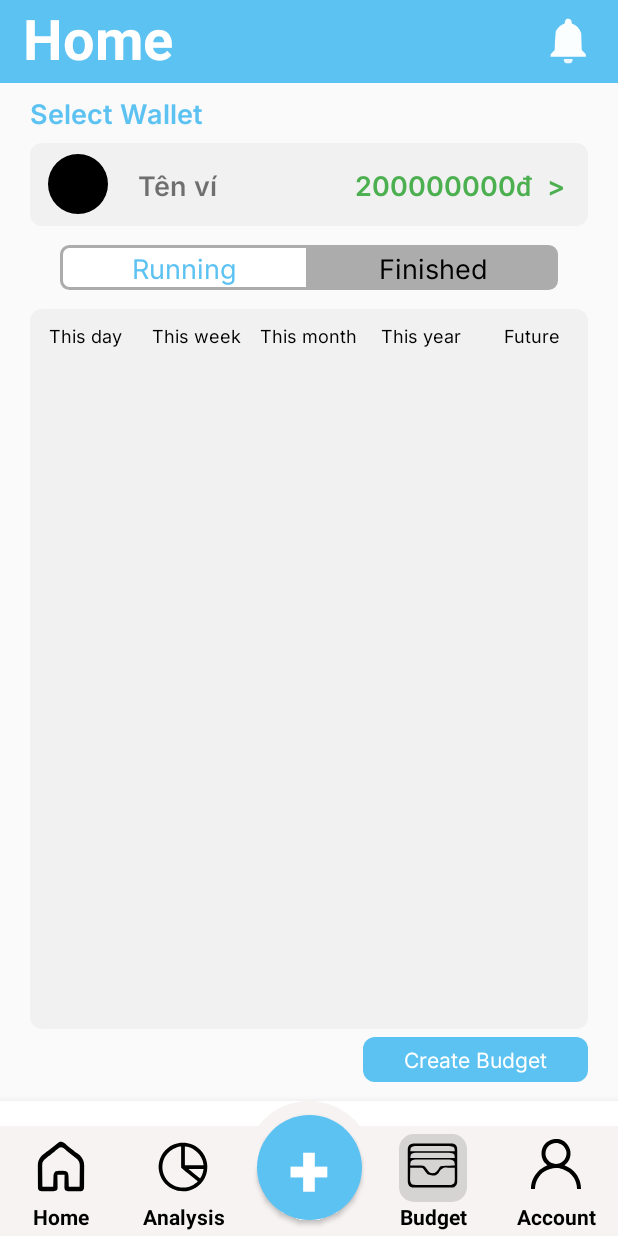
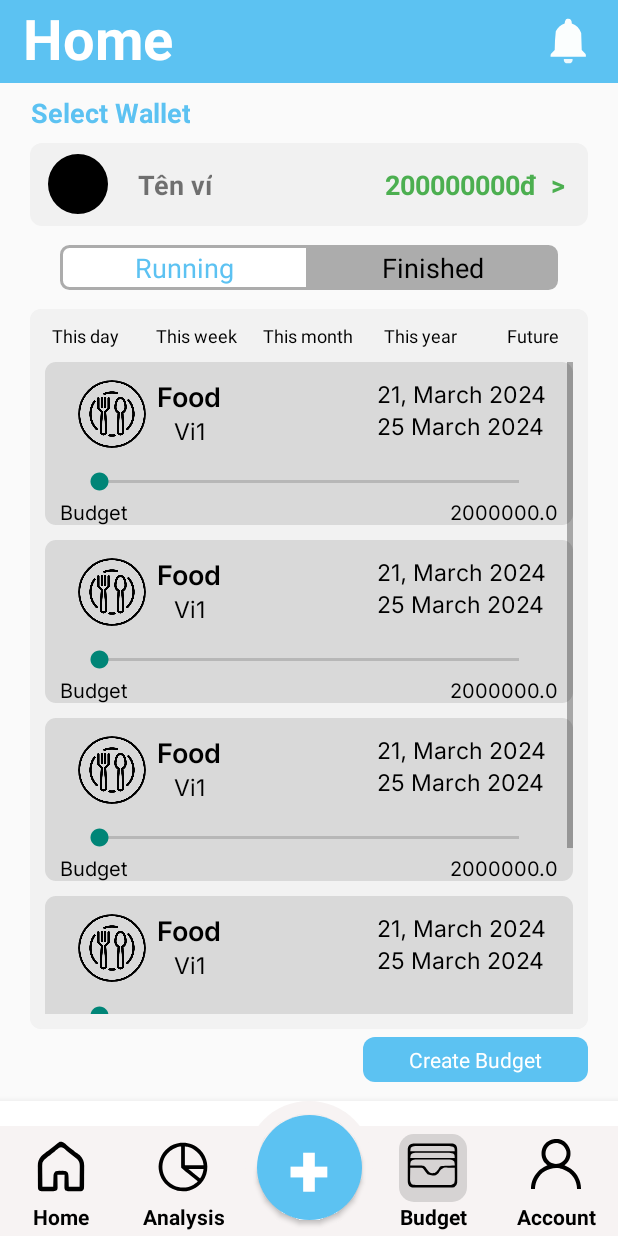
Before and after one commit to NDHunq/SE114_QLCT, an Android app: the screen it shows after launch (MainActivity), after a tap on "Budget", on a phone screen of 412 x 824 dp. Run offline under Robolectric (Android 15) with nearby library versions, the light colour scheme and no system bars.

Commit message:
Done UI of Budget tab

```diff
--- /dev/null
+++ b/app/src/main/java/com/example/qlct/Budget.java
@@ -0,0 +1,79 @@
+package com.example.qlct;
+
+import android.media.Image;
+
+public class Budget {
+    private String category;
+    private String vi;
+    private double max_money;
+    private double curent_money;
+    private String fromDate;
+    private String toDate;
+    private int Image;
+
+    public Budget(String category, String vi, double max_money, double curent_money, String fromDate, String toDate, int image) {
+        this.category = category;
+        this.vi = vi;
+        this.max_money = max_money;
+        this.curent_money = curent_money;
+        this.fromDate = fromDate;
+        this.toDate = toDate;
+        Image = image;
+    }
+
+    public String getCategory() {
+        return category;
+    }
+
+    public void setCategory(String category) {
+        this.category = category;
+    }
+
+    public String getVi() {
+        return vi;
+    }
+
+    public void setVi(String vi) {
+        this.vi = vi;
+    }
+
+    public double getMax_money() {
+        return max_money;
+    }
+
+    public void setMax_money(double max_money) {
+        this.max_money = max_money;
+    }
+
+    public double getCurent_money() {
+        return curent_money;
+    }
+
+    public void setCurent_money(double curent_money) {
+        this.curent_money = curent_money;
+    }
+
+    public String getFromDate() {
+        return fromDate;
+    }
+
+    public void setFromDate(String fromDate) {
+        this.fromDate = fromDate;
+    }
+
+    public String getToDate() {
+        return toDate;
+    }
+
+    public void setToDate(String toDate) {
+        this.toDate = toDate;
+    }
+
+    public int getImage() {
+        return Image;
+    }
+
+    public void setImage(int image) {
+        Image = image;
+    }
+}
--- /dev/null
+++ b/app/src/main/java/com/example/qlct/BudgetRunningFragment.java
@@ -0,0 +1,61 @@
+package com.example.qlct;
+
+import android.os.Bundle;
+
+import androidx.fragment.app.Fragment;
+
+import android.view.LayoutInflater;
+import android.view.View;
+import android.view.ViewGroup;
+import android.widget.ListView;
+
+import java.util.ArrayList;
+import java.util.List;
+
+public class BudgetRunningFragment extends Fragment {
+    private static final String ARG_PARAM1 = "param1";
+    private static final String ARG_PARAM2 = "param2";
+    private String mParam1;
+    private String mParam2;
+    ListView listView;
+    List<Budget> list;
+
+    public BudgetRunningFragment() {
+    }
+    public static BudgetRunningFragment newInstance(String param1, String param2) {
+        BudgetRunningFragment fragment = new BudgetRunningFragment();
+        Bundle args = new Bundle();
+        args.putString(ARG_PARAM1, param1);
+        args.putString(ARG_PARAM2, param2);
+        fragment.setArguments(args);
+        return fragment;
+    }
+    @Override
+    public void onCreate(Bundle savedInstanceState) {
+        super.onCreate(savedInstanceState);
+        if (getArguments() != null) {
+            mParam1 = getArguments().getString(ARG_PARAM1);
+            mParam2 = getArguments().getString(ARG_PARAM2);
+        }
+    }
+    @Override
+    public View onCreateView(LayoutInflater inflater, ViewGroup container,
+                             Bundle savedInstanceState) {
+        // Inflate the layout for this fragment
+        View view =inflater.inflate(R.layout.fragment_budget_running, container, false);
+        listView=view.findViewById(R.id.listviewRunning);
+        Anhxa();
+        Budget_adapter adapter=new Budget_adapter(getContext(),R.layout.budget_list_item,list);
+        listView.setAdapter(adapter);
+        return view;
+    }
+    void Anhxa(){
+        list=new ArrayList<>();
+        list.add(new Budget("Food","Vi1",2000000,5000,"21, March 2024","25 March 2024",R.drawable.dish));
+        list.add(new Budget("Food","Vi1",2000000,5000,"21, March 2024","25 March 2024",R.drawable.dish));
+        list.add(new Budget("Food","Vi1",2000000,5000,"21, March 2024","25 March 2024",R.drawable.dish));
+        list.add(new Budget("Food","Vi1",2000000,5000,"21, March 2024","25 March 2024",R.drawable.dish));
+        list.add(new Budget("Food","Vi1",2000000,5000,"21, March 2024","25 March 2024",R.drawable.dish));
+
+    }
+}
--- /dev/null
+++ b/app/src/main/java/com/example/qlct/Budget_adapter.java
@@ -0,0 +1,61 @@
+package com.example.qlct;
+
+import android.content.Context;
+import android.view.LayoutInflater;
+import android.view.View;
+import android.view.ViewGroup;
+import android.widget.BaseAdapter;
+import android.widget.ImageView;
+import android.widget.TextView;
+
+import java.util.List;
+
+public class Budget_adapter extends BaseAdapter {
+    private Context context;
+    private int layout;
+    private List<Budget> listBudget;
+
+    public Budget_adapter(Context context, int layout, List<Budget> listBudget) {
+        this.context = context;
+        this.layout = layout;
+        this.listBudget = listBudget;
+    }
+
+    @Override
+    public int getCount() {
+        return listBudget.size();
+    }
+
+    @Override
+    public Object getItem(int position) {
+        return null;
+    }
+
+    @Override
+    public long getItemId(int position) {
+        return 0;
+    }
+
+    @Override
+    public View getView(int position, View convertView, ViewGroup parent) {
+        LayoutInflater inflater= (LayoutInflater) context.getSystemService(Context.LAYOUT_INFLATER_SERVICE);
+        convertView=inflater.inflate(layout,null);
+        //ánh xạ view
+        ImageView image=convertView.findViewById(R.id.image);
+        TextView category=convertView.findViewById(R.id.category);
+        TextView vi=convertView.findViewById(R.id.vi);
+        TextView fromday=convertView.findViewById(R.id.fromday);
+        TextView today=convertView.findViewById(R.id.today);
+        TextView maxmoney=convertView.findViewById(R.id.maxmoney);
+        //gán giá trị
+        Budget budget=listBudget.get(position);
+        image.setImageResource(budget.getImage());
+        category.setText(budget.getCategory());
+        vi.setText(budget.getVi());
+        fromday.setText(budget.getFromDate());
+        today.setText(budget.getToDate());
+        maxmoney.setText( String.valueOf(budget.getMax_money()));
+
+        return convertView;
+    }
+}
--- a/app/src/main/java/com/example/qlct/Budget_fragment.java
+++ b/app/src/main/java/com/example/qlct/Budget_fragment.java
@@ -1,21 +1,30 @@
 package com.example.qlct;
+
+import static com.example.qlct.R.drawable.background_bo_phai;
+import static com.example.qlct.R.drawable.background_bo_trai;
 
 import android.annotation.SuppressLint;
 import android.content.Intent;
+import android.content.res.ColorStateList;
+import android.graphics.Color;
 import android.os.Bundle;
 
+import androidx.appcompat.widget.TintInfo;
 import androidx.fragment.app.Fragment;
+import androidx.fragment.app.FragmentManager;
+import androidx.fragment.app.FragmentTransaction;
 
 import android.view.LayoutInflater;
 import android.view.View;
 import android.view.ViewGroup;
+import android.widget.FrameLayout;
 import android.widget.TextView;
 public class Budget_fragment extends Fragment {
     private static final String ARG_PARAM1 = "param1";
     private static final String ARG_PARAM2 = "param2";
     private String mParam1;
     private String mParam2;
-    private TextView create_bud_butt;
+    private TextView create_bud_butt, running, finish;
 
     public Budget_fragment() {
         // Required empty public constructor
@@ -42,13 +51,54 @@ public class Budget_fragment extends Fragment {
                              Bundle savedInstanceState) {
         View view=inflater.inflate(R.layout.fragment_budget_fragment, container, false);
         create_bud_butt=view.findViewById(R.id.create_bud_butt);
+        running=view.findViewById(R.id.running);
+        finish=view.findViewById(R.id.finish);
         create_bud_butt.setOnClickListener(new View.OnClickListener() {
             @Override
             public void onClick(View v) {
                 getActivity().startActivity(new Intent(getActivity(),AddBudget.class));
             }
+        });
+        FragmentManager fragmentManager=getChildFragmentManager();
+        FragmentTransaction transaction=fragmentManager.beginTransaction();
+        Fragment child=new BudgetRunningFragment();
+        transaction.replace(R.id.budget_container,child);
+        transaction.commit();
+        running.setOnClickListener(new View.OnClickListener() {
+            @Override
+            public void onClick(View v) {
+                running.setBackgroundTintList(null);
+                running.setBackgroundResource(background_bo_trai);
+                finish.setBackgroundResource(background_bo_phai);
+                finish.setBackgroundTintList(ColorStateList.valueOf(Color.parseColor("#ACACAC")));
+                running.setTextColor(Color.parseColor("#1EABED"));
+                finish.setTextColor(Color.BLACK);
 
+                FragmentManager fragmentManager2=getChildFragmentManager();
+                FragmentTransaction transaction2=fragmentManager2.beginTransaction();
+                Fragment child1=new BudgetRunningFragment();
+                transaction2.replace(R.id.budget_container,child1);
+                transaction2.commit();
+            }
         });
+        finish.setOnClickListener(new View.OnClickListener() {
+            @Override
+            public void onClick(View v) {
+                running.setBackgroundResource(background_bo_trai);
+                finish.setBackgroundTintList(null);
+                finish.setBackgroundResource(background_bo_phai);
+                running.setBackgroundTintList(ColorStateList.valueOf(Color.parseColor("#ACACAC")));
+                finish.setTextColor(Color.parseColor("#1EABED"));
+                running.setTextColor(Color.BLACK);
+
+                FragmentManager fragmentManager3=getChildFragmentManager();
+                FragmentTransaction transaction3=fragmentManager3.beginTransaction();
+                Fragment child2=new BudgetFinishFragment();
+                transaction3.replace(R.id.budget_container,child2);
+                transaction3.commit();
+            }
+        });
+
         return view;
     }
 }
--- /dev/null
+++ b/app/src/main/res/drawable/background_item.xml
@@ -0,0 +1,9 @@
+<?xml version="1.0" encoding="utf-8"?>
+<shape xmlns:android="http://schemas.android.com/apk/res/android"  android:shape="rectangle">
+    <corners android:radius="7dp">
+
+    </corners>
+    <solid android:color="#D9D9D9">
+
+    </solid>
+</shape>
--- /dev/null
+++ b/app/src/main/res/layout/budget_list_item.xml
@@ -0,0 +1,132 @@
+<?xml version="1.0" encoding="utf-8"?>
+<LinearLayout xmlns:android="http://schemas.android.com/apk/res/android"
+    xmlns:app="http://schemas.android.com/apk/res-auto"
+    android:orientation="vertical"
+    android:layout_width="match_parent"
+    android:layout_height="match_parent"
+    android:background="@drawable/background_item"
+    android:layout_marginBottom="10dp">
+    <LinearLayout
+        android:layout_width="match_parent"
+        android:layout_height="50dp"
+        android:layout_margin="10dp">
+        <com.google.android.material.imageview.ShapeableImageView
+            android:id="@+id/image"
+            android:layout_width="45dp"
+            android:layout_height="45dp"
+            app:shapeAppearanceOverlay="@style/circle"
+            android:src="@color/black"
+            android:layout_gravity="center"
+            android:layout_marginLeft="12dp">
+
+        </com.google.android.material.imageview.ShapeableImageView>
+
+        <LinearLayout
+            android:layout_width="wrap_content"
+            android:layout_height="match_parent"
+            android:layout_marginLeft="7dp"
+            android:orientation="vertical">
+
+            <TextView
+                android:id="@+id/category"
+                android:layout_width="wrap_content"
+                android:layout_height="wrap_content"
+                android:layout_gravity="center"
+                android:fontFamily="@font/inter_semibold"
+                android:text="Food"
+                android:textColor="@color/black"
+                android:textSize="18dp">
+
+            </TextView>
+            <TextView
+                android:id="@+id/vi"
+                android:layout_width="wrap_content"
+                android:layout_height="wrap_content"
+                android:layout_gravity="center"
+                android:fontFamily="@font/inter"
+                android:text="Ten vi"
+                android:textColor="@color/black"
+                android:textSize="15dp">
+
+            </TextView>
+        </LinearLayout>
+        <RelativeLayout
+            android:layout_width="match_parent"
+            android:layout_height="match_parent">
+            <LinearLayout
+
+                android:layout_width="wrap_content"
+                android:layout_height="match_parent"
+                android:layout_marginEnd="7dp"
+                android:layout_alignParentRight="true"
+                android:orientation="vertical">
+
+                <TextView
+                    android:id="@+id/fromday"
+                    android:layout_width="wrap_content"
+                    android:layout_height="wrap_content"
+                    android:layout_gravity="left"
+                    android:fontFamily="@font/inter"
+                    android:text="Today, 21 March 2024"
+                    android:textColor="@color/black"
+                    android:textSize="15dp">
+
+                </TextView>
+                <TextView
+                    android:id="@+id/today"
+                    android:layout_width="wrap_content"
+                    android:layout_height="wrap_content"
+                    android:layout_gravity="left"
+                    android:fontFamily="@font/inter"
+                    android:text="-Tuesday 26, March 2024"
+                    android:textColor="@color/black"
+                    android:textSize="15dp">
+
+                </TextView>
+            </LinearLayout>
+        </RelativeLayout>
+
+    </LinearLayout>
+    <LinearLayout
+        android:layout_width="match_parent"
+        android:layout_height="wrap_content"
+        android:orientation="vertical"
+        android:layout_marginLeft="10dp"
+        android:layout_marginRight="10dp">
+        <SeekBar
+            android:layout_width="match_parent"
+            android:layout_height="20dp"
+            android:layout_marginStart="10dp"
+            android:layout_marginEnd="10dp"
+           >
+
+        </SeekBar>
+        <RelativeLayout
+            android:layout_width="match_parent"
+            android:layout_height="wrap_content"
+            >
+            <TextView
+                android:layout_width="wrap_content"
+                android:layout_height="wrap_content"
+                android:layout_gravity="center"
+                android:fontFamily="@font/inter"
+                android:text="Budget"
+                android:textColor="@color/black"
+                android:textSize="13dp">
+
+            </TextView>
+            <TextView
+                android:id="@+id/maxmoney"
+                android:layout_width="wrap_content"
+                android:layout_height="wrap_content"
+                android:layout_gravity="center"
+                android:fontFamily="@font/inter"
+                android:text="2000000 đ"
+                android:layout_alignParentRight="true"
+                android:textColor="@color/black"
+                android:textSize="13dp">
+
+            </TextView>
+        </RelativeLayout>
+    </LinearLayout>
+</LinearLayout>
--- a/app/src/main/res/layout/fragment_budget_fragment.xml
+++ b/app/src/main/res/layout/fragment_budget_fragment.xml
@@ -41,7 +41,8 @@
             android:layout_height="40dp"
             android:text="Select Wallet"
             android:textColor="@color/xanhnen"
-            android:fontFamily="@font/inter_semibold"
+
+            android:textStyle="bold"
             android:gravity="center"
             android:layout_marginStart="20dp"
             android:textSize="18dp">
@@ -69,7 +70,7 @@
                 android:text="Tên ví"
                 android:layout_marginLeft="20dp"
                 android:textSize="18dp"
-                android:fontFamily="@font/inter_semibold">
+                android:textStyle="bold">
 
             </TextView>
             <TextView
@@ -80,7 +81,7 @@
                 android:text="200000000đ  >"
                 android:textColor="#4CAF50"
                 android:textSize="18dp"
-                android:fontFamily="@font/inter_semibold">
+               android:textStyle="bold">
 
             </TextView>
         </LinearLayout>
@@ -90,6 +91,8 @@
             android:layout_marginStart="40dp"
             android:layout_marginEnd="40dp">
             <TextView
+                android:onClick="AddFragment"
+                android:id="@+id/running"
                 android:layout_width="0dp"
                 android:layout_height="30dp"
                 android:layout_weight="1"
@@ -98,10 +101,12 @@
                 android:background="@drawable/background_bo_trai"
                 android:textSize="18dp"
                 android:textColor="@color/xanhnen"
-                android:fontFamily="@font/inter"
+
                 android:gravity="center">
             </TextView>
             <TextView
+                android:onClick="AddFragment"
+                android:id="@+id/finish"
                 android:layout_width="0dp"
                 android:layout_height="30dp"
                 android:layout_weight="1"
@@ -111,71 +116,25 @@
                 android:backgroundTint="#ACACAC"
                 android:textSize="18dp"
                 android:textColor="@color/black"
-                android:fontFamily="@font/inter"
+
                 android:gravity="center">
             </TextView>
         </LinearLayout>
         <LinearLayout
             android:layout_width="match_parent"
             android:layout_height="0dp"
+            android:orientation="vertical"
             android:layout_weight="10"
             android:layout_marginStart="20dp"
             android:layout_marginEnd="20dp"
             android:background="@drawable/gred_backgound">
-            <LinearLayout
+
+            <FrameLayout
+                android:id="@+id/budget_container"
                 android:layout_width="match_parent"
-                android:layout_height="35dp">
-                <TextView
-                    android:layout_width="0dp"
-                    android:layout_weight="1"
-                    android:text="This day"
-                    android:gravity="center"
-                    android:textColor="@color/black"
-                    android:fontFamily="@font/inter"
-                    android:textSize="12dp"
-                    android:layout_height="match_parent">
-                </TextView>
-                <TextView
-                    android:layout_width="0dp"
-                    android:layout_weight="1"
-                    android:text="This week"
-                    android:gravity="center"
-                    android:textColor="@color/black"
-                    android:fontFamily="@font/inter"
-                    android:textSize="12dp"
-                    android:layout_height="match_parent">
-                </TextView>
-                <TextView
-                    android:layout_width="0dp"
-                    android:layout_weight="1"
-                    android:text="This month"
-                    android:textSize="12dp"
-                    android:gravity="center"
-                    android:textColor="@color/black"
-                    android:fontFamily="@font/inter"
-                    android:layout_height="match_parent">
-                </TextView>
-                <TextView
-                    android:layout_width="0dp"
-                    android:layout_weight="1"
-                    android:text="This year"
-                    android:textColor="@color/black"
-                    android:gravity="center"
-                    android:fontFamily="@font/inter"
-                    android:textSize="12dp"
-                    android:layout_height="match_parent">
-                </TextView>
-                <TextView
-                    android:layout_width="0dp"
-                    android:layout_weight="1"
-                    android:text="Future"
-                    android:textSize="12dp"
-                    android:textColor="@color/black"
-                    android:gravity="center"
-                    android:fontFamily="@font/inter"
-                    android:layout_height="match_parent">
-                </TextView>
-            </LinearLayout>
+                android:layout_height="match_parent">
+
+            </FrameLayout>
 
         </LinearLayout>
         <RelativeLayout
@@ -190,7 +149,7 @@
                 android:layout_marginEnd="20dp"
                 android:gravity="center"
                 android:text="Create Budget"
-                android:fontFamily="@font/inter"
+
                 android:textColor="@color/white"
                 android:layout_marginTop="5dp"
                 android:background="@drawable/gred_backgound"
--- /dev/null
+++ b/app/src/main/res/layout/fragment_budget_running.xml
@@ -0,0 +1,83 @@
+<?xml version="1.0" encoding="utf-8"?>
+<FrameLayout xmlns:android="http://schemas.android.com/apk/res/android"
+    xmlns:tools="http://schemas.android.com/tools"
+    android:layout_width="match_parent"
+    android:layout_height="match_parent"
+    tools:context=".BudgetRunningFragment"
+    android:background="@drawable/background_item"
+    android:backgroundTint="#F2F2F2">
+
+    <!-- TODO: Update blank fragment layout -->
+    <LinearLayout
+        android:layout_width="match_parent"
+        android:layout_height="match_parent"
+        android:orientation="vertical">
+
+        <LinearLayout
+            android:layout_width="match_parent"
+            android:layout_height="35dp">
+            <TextView
+                android:layout_width="0dp"
+                android:layout_weight="1"
+                android:text="This day"
+                android:gravity="center"
+                android:textColor="@color/black"
+
+                android:textSize="12dp"
+                android:layout_height="match_parent">
+            </TextView>
+            <TextView
+                android:layout_width="0dp"
+                android:layout_weight="1"
+                android:text="This week"
+                android:gravity="center"
+                android:textColor="@color/black"
+
+                android:textSize="12dp"
+                android:layout_height="match_parent">
+            </TextView>
+            <TextView
+                android:layout_width="0dp"
+                android:layout_weight="1"
+                android:text="This month"
+                android:textSize="12dp"
+                android:gravity="center"
+                android:textColor="@color/black"
+
+                android:layout_height="match_parent">
+            </TextView>
+            <TextView
+                android:layout_width="0dp"
+                android:layout_weight="1"
+                android:text="This year"
+                android:textColor="@color/black"
+                android:gravity="center"
+
+                android:textSize="12dp"
+                android:layout_height="match_parent">
+            </TextView>
+            <TextView
+                android:layout_width="0dp"
+                android:layout_weight="1"
+                android:text="Future"
+                android:textSize="12dp"
+                android:textColor="@color/black"
+                android:gravity="center"
+
+                android:layout_height="match_parent">
+            </TextView>
+        </LinearLayout>
+        <ListView
+            android:id="@+id/listviewRunning"
+            android:layout_marginStart="10dp"
+            android:layout_marginEnd="10dp"
+            android:layout_marginBottom="10dp"
+            android:layout_width="match_parent"
+            android:layout_height="match_parent"
+            style="@style/CustomListViewStyle"
+            >
+
+        </ListView>
+    </LinearLayout>
+
+</FrameLayout>
--- a/app/src/main/res/values/themes.xml
+++ b/app/src/main/res/values/themes.xml
@@ -14,4 +14,8 @@
             @anim/slide_out_bottom
         </item>
     </style>
+    <style name="CustomListViewStyle" parent="@android:style/Widget.ListView">
+        <item name="android:divider">@android:color/transparent</item>
+        <item name="android:dividerHeight">10dp</item>
+    </style>
 </resources>
```
Also changed, not shown: app/src/main/java/com/example/qlct/BudgetFinishFragment.java (added, +86 -0 lines), app/src/main/res/layout/activity_add_budget.xml (+6 -7 lines), app/src/main/res/layout/bottom_sheet_no_renew.xml (+10 -10 lines), app/src/main/res/layout/bottom_sheet_renew.xml (+4 -4 lines), app/src/main/res/layout/fragment_budget_finish.xml (added, +21 -0 lines), app/src/main/res/drawable/dish.png (added).
